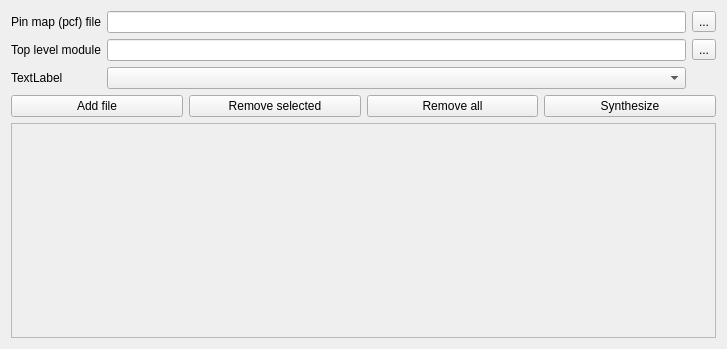
Old version of the form synthesis.ui in the repository JerryAZR/cuteFPGA.
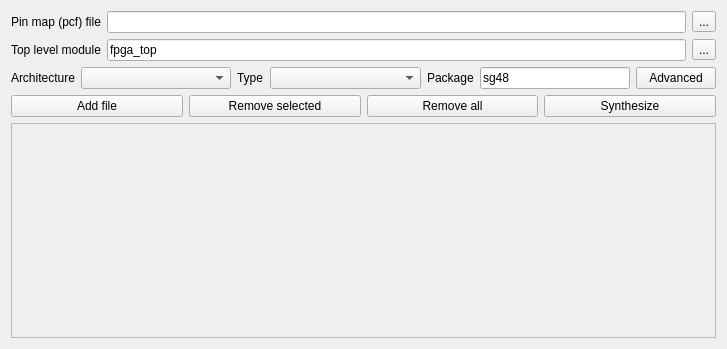
New version of the form. Icons and pictures are not drawn.

Commit message: Add device arch and type combo box

What changed in the file:
```diff
--- a/synthesis.ui
+++ b/synthesis.ui
@@ -17,7 +17,11 @@
    <item>
     <layout class="QGridLayout" name="gridLayout">
      <item row="1" column="1">
-      <widget class="QLineEdit" name="lineEdit_2"/>
+      <widget class="QLineEdit" name="lineEdit_2">
+       <property name="text">
+        <string>fpga_top</string>
+       </property>
+      </widget>
      </item>
      <item row="0" column="1">
       <widget class="QLineEdit" name="pcfName"/>
@@ -51,13 +55,6 @@
        </property>
       </widget>
      </item>
-     <item row="2" column="0">
-      <widget class="QLabel" name="label_3">
-       <property name="text">
-        <string>TextLabel</string>
-       </property>
-      </widget>
-     </item>
      <item row="1" column="0">
       <widget class="QLabel" name="label_2">
        <property name="text">
@@ -65,8 +62,64 @@
        </property>
       </widget>
      </item>
-     <item row="2" column="1">
-      <widget class="QComboBox" name="archSel"/>
+    </layout>
+   </item>
+   <item>
+    <layout class="QHBoxLayout" name="horizontalLayout_2">
+     <item>
+      <widget class="QLabel" name="label_3">
+       <property name="text">
+        <string>Architecture</string>
+       </property>
+      </widget>
+     </item>
+     <item>
+      <widget class="QComboBox" name="archSel">
+       <property name="sizePolicy">
+        <sizepolicy hsizetype="Expanding" vsizetype="Fixed">
+         <horstretch>0</horstretch>
+         <verstretch>0</verstretch>
+        </sizepolicy>
+       </property>
+      </widget>
+     </item>
+     <item>
+      <widget class="QLabel" name="label_4">
+       <property name="text">
+        <string>Type</string>
+       </property>
+      </widget>
+     </item>
+     <item>
+      <widget class="QComboBox" name="typeSel">
+       <property name="sizePolicy">
+        <sizepolicy hsizetype="Expanding" vsizetype="Fixed">
+         <horstretch>0</horstretch>
+         <verstretch>0</verstretch>
+        </sizepolicy>
+       </property>
+      </widget>
+     </item>
+     <item>
+      <widget class="QLabel" name="label_5">
+       <property name="text">
+        <string>Package</string>
+       </property>
+      </widget>
+     </item>
+     <item>
+      <widget class="QLineEdit" name="lineEdit">
+       <property name="text">
+        <string>sg48</string>
+       </property>
+      </widget>
+     </item>
+     <item>
+      <widget class="QPushButton" name="pushButton">
+       <property name="text">
+        <string>Advanced</string>
+       </property>
+      </widget>
      </item>
     </layout>
    </item>
```
Left out of the diff: 2 changed lines with no effect on the pictures. The commit also changes 4 other files.
